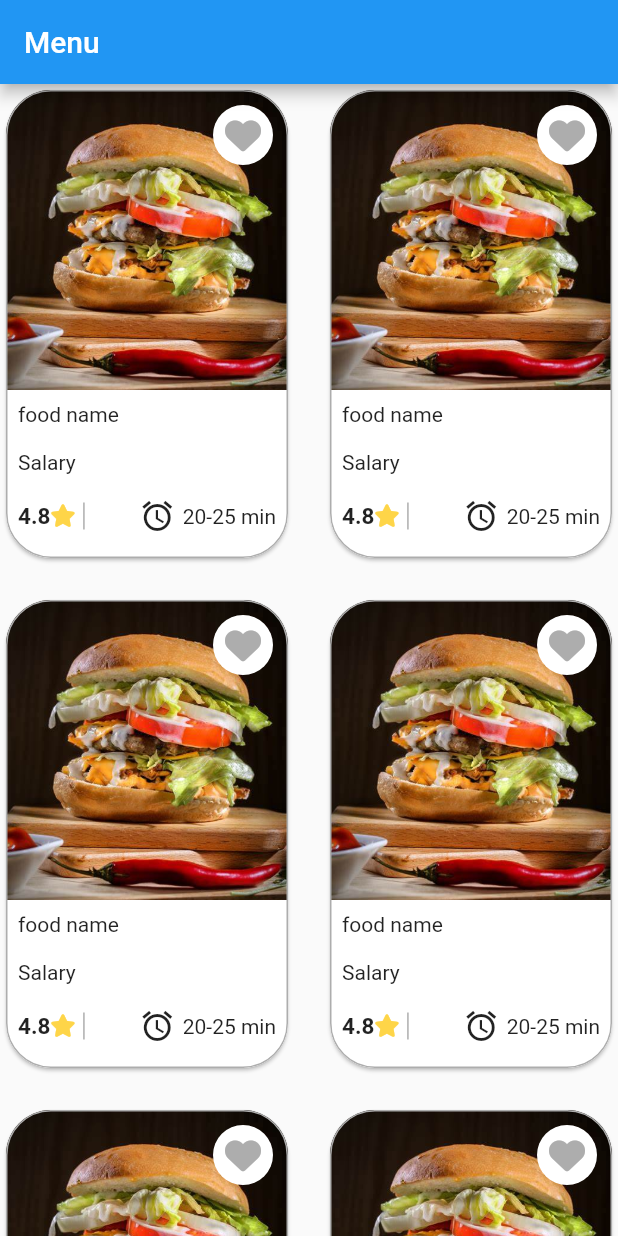
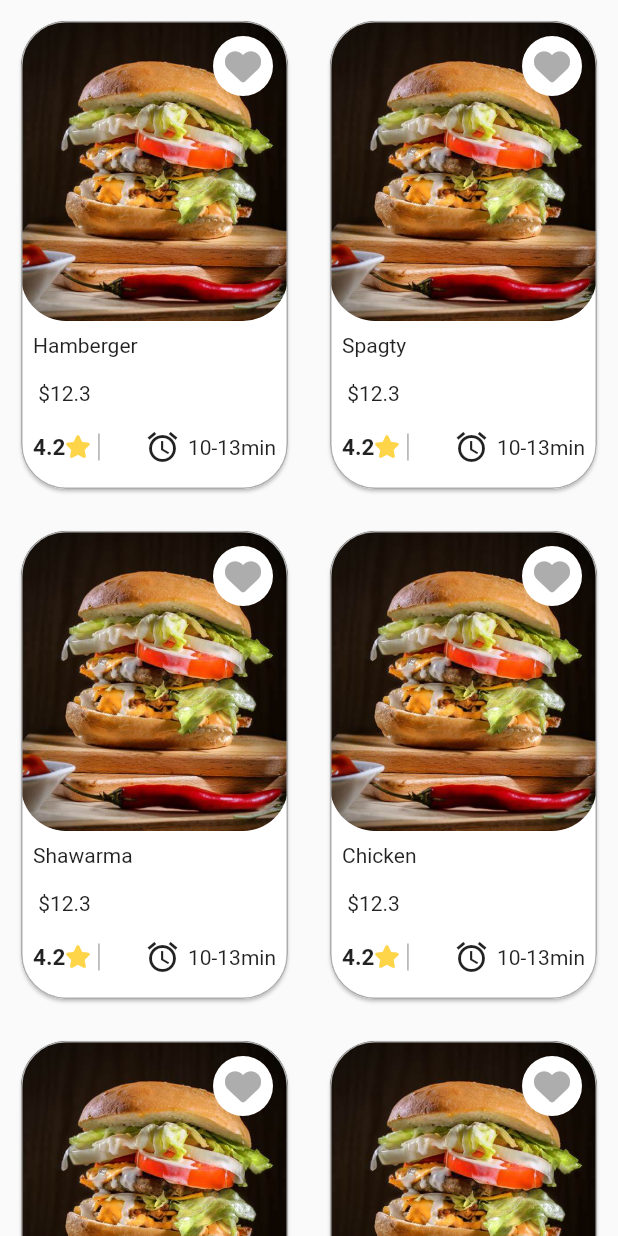
Before and after one commit to eng-mohamed-ibrahem/navigation, a Flutter app: the MyMenu screen opened directly, on a phone screen of 412 x 824 dp. Run offline on Flutter 3.47's test engine with Material 2 defaults, Android fonts, the phone set to English and light mode, and no system bars; our stand-ins replace country_code_picker, font_awesome_flutter, shared_preferences; accounts and stored records are empty.

Commit message:
adding menu page

```diff
--- a/lib/main.dart
+++ b/lib/main.dart
@@ -1,7 +1,6 @@
 import 'package:country_code_picker/country_code_picker.dart';
 import 'package:flutter/material.dart';
 import 'package:flutter_localizations/flutter_localizations.dart';
-import 'package:navigation/view/screens/menu.dart';
 import 'package:navigation/view/screens/splash_screen.dart';
 
 void main(List<String> args) {
@@ -17,7 +16,7 @@ void main(List<String> args) {
         GlobalWidgetsLocalizations.delegate,
       ],
       title: 'Navigation',
-      home: MyMenu(), // MyMenu SplashScreen
+      home: SplashScreen(), // MyMenu SplashScreen
     ),
   );
 }
--- a/lib/model/objects/food_item.dart
+++ b/lib/model/objects/food_item.dart
@@ -1,6 +1,19 @@
+class FoodItem {
+  bool isLiked;
+  final String name;
+  final double price;
+  final double rating;
+  final String imageUri;
+  final String time;
 
-class FoodItem{
-
+  FoodItem({
+    required this.imageUri,
+    required this.price,
+    required this.rating,
+    required this.time,
+    required this.name,
+    this.isLiked = false
+  });
 
 
 }
--- a/lib/view/components/customized_edit_form_text.dart
+++ b/lib/view/components/customized_edit_form_text.dart
@@ -20,9 +20,11 @@ class CustomizedTextFormField extends StatelessWidget {
   final bool? enabled;
   final bool? readOnly;
   final Widget? label;
+  final FloatingLabelBehavior? floatingLabelBehavior;
 
   const CustomizedTextFormField(
       {super.key,
+      this.floatingLabelBehavior,
       this.label,
       this.readOnly,
       this.hintText,
@@ -61,6 +63,7 @@ class CustomizedTextFormField extends StatelessWidget {
       decoration: InputDecoration(
         contentPadding: const EdgeInsets.all(20),
         labelText: labelText,
+        floatingLabelBehavior: floatingLabelBehavior,
         label: label,
         helperText: helperText,
         prefixIcon: prefixIcon,
--- a/lib/view/components/menu_item.dart
+++ b/lib/view/components/menu_item.dart
@@ -1,8 +1,16 @@
 import 'package:flutter/material.dart';
 import 'package:font_awesome_flutter/font_awesome_flutter.dart';
+import 'package:navigation/model/objects/food_item.dart';
 
-class MenuItem extends StatelessWidget {
-  const MenuItem({super.key});
+class MenuItem extends StatefulWidget {
+  FoodItem foodItem;
+  MenuItem({super.key, required this.foodItem});
+
+  @override
+  State<StatefulWidget> createState() => _MenuItemState();
+}
+
+class _MenuItemState extends State<MenuItem> {
 
   @override
   Widget build(BuildContext context) {
@@ -16,35 +24,53 @@ class MenuItem extends StatelessWidget {
       child: Column(
         crossAxisAlignment: CrossAxisAlignment.start,
         children: [
-          Stack(
+          ClipRRect(
+            borderRadius: BorderRadius.circular(30),
+            clipBehavior: Clip.antiAlias,
+            child: Stack(
               children: [
-              Image.asset(
-                'assets/images/humberger.jpg',
+                InkWell(
+                  onDoubleTap: () {
+                    setState(() {
+                      widget.foodItem.isLiked = !widget.foodItem.isLiked;
+                    });
+                  },
+                  child: Image.asset(
+                    widget.foodItem.imageUri,
                     width: 250,
                     height: 200,
                     fit: BoxFit.cover,
                   ),
-              const Positioned(
+                ),
+                Positioned(
                     right: 10,
                     top: 10,
                     child: InkWell(
+                      onTap: () {
+                        setState(() {
+                          widget.foodItem.isLiked = !widget.foodItem.isLiked;
+                        });
+                      },
                       child: CircleAvatar(
                         backgroundColor: Colors.white,
                         child: FaIcon(
                           FontAwesomeIcons.solidHeart,
-                        color: Color.fromRGBO(173, 173, 173, 1),
+                          color: widget.foodItem.isLiked
+                              ? Colors.red
+                              : const Color.fromRGBO(173, 173, 173, 1),
                         ),
                       ),
                     ))
               ],
             ),
-          const Padding(
-            padding: EdgeInsets.all(8.0),
-            child: Text('food name'),
           ),
-          const Padding(
-            padding: EdgeInsets.all(8.0),
-            child: Text('Salary'),
+          Padding(
+            padding: const EdgeInsets.all(8.0),
+            child: Text(widget.foodItem.name),
+          ),
+          Padding(
+            padding: const EdgeInsets.all(8.0),
+            child: Text(' \$${widget.foodItem.price}'),
           ),
           Padding(
             padding: const EdgeInsets.all(8.0),
@@ -60,13 +86,13 @@ class MenuItem extends StatelessWidget {
                     ),
                   ),
                   child: Row(
-                    children: const [
+                    children: [
                       Text(
-                        '4.8',
-                        style: TextStyle(
+                        widget.foodItem.rating.toString(),
+                        style: const TextStyle(
                             fontWeight: FontWeight.bold, fontSize: 15),
                       ),
-                      FaIcon(
+                      const FaIcon(
                         FontAwesomeIcons.solidStar,
                         size: 15,
                         color: Color.fromRGBO(254, 213, 72, 1),
@@ -81,7 +107,7 @@ class MenuItem extends StatelessWidget {
                 const SizedBox(
                   width: 5,
                 ),
-                const Text('20-25 min'),
+                Text(widget.foodItem.time),
               ],
             ),
           ),
--- /dev/null
+++ b/lib/view/navigation_bar_taps/menu.dart
@@ -0,0 +1,133 @@
+import 'package:flutter/material.dart';
+
+import '../../model/objects/food_item.dart';
+import '../components/menu_item.dart';
+
+class MyMenu extends StatefulWidget {
+  const MyMenu({super.key});
+
+  @override
+  State<MyMenu> createState() => _MyMenuState();
+}
+
+class _MyMenuState extends State<MyMenu> {
+  @override
+  Widget build(BuildContext context) {
+    return Scaffold(
+      body: GridView.builder(
+        padding: const EdgeInsets.all(10),
+        gridDelegate: const SliverGridDelegateWithMaxCrossAxisExtent(
+          crossAxisSpacing: 20,
+          mainAxisSpacing: 20,
+          maxCrossAxisExtent: 250,
+          mainAxisExtent: 320,
+        ),
+        itemBuilder: (context, index) {
+          return MenuItem(
+            foodItem: foodItem[index],
+          );
+        },
+        itemCount: foodItem.length,
+      ),
+    );
+  }
+}
+
+final List<FoodItem> foodItem = [
+  FoodItem(
+      imageUri: 'assets/images/humberger.jpg',
+      name: 'Hamberger',
+      price: 12.3,
+      rating: 4.2,
+      time: '10-13min'),
+  FoodItem(
+      imageUri: 'assets/images/humberger.jpg',
+      name: 'Spagty',
+      price: 12.3,
+      rating: 4.2,
+      time: '10-13min'),
+  FoodItem(
+      imageUri: 'assets/images/humberger.jpg',
+      name: 'Shawarma',
+      price: 12.3,
+      rating: 4.2,
+      time: '10-13min'),
+  FoodItem(
+      imageUri: 'assets/images/humberger.jpg',
+      name: 'Chicken',
+      price: 12.3,
+      rating: 4.2,
+      time: '10-13min'),
+  FoodItem(
+      imageUri: 'assets/images/humberger.jpg',
+      name: 'Meal',
+      price: 12.3,
+      rating: 4.2,
+      time: '10-13min'),
+  FoodItem(
+      imageUri: 'assets/images/humberger.jpg',
+      name: 'ducks',
+      price: 12.3,
+      rating: 4.2,
+      time: '10-13min'),
+  FoodItem(
+      imageUri: 'assets/images/humberger.jpg',
+      name: 'Hamberger',
+      price: 12.3,
+      rating: 4.2,
+      time: '10-13min'),
+  FoodItem(
+      imageUri: 'assets/images/humberger.jpg',
+      name: 'Hamberger',
+      price: 12.3,
+      rating: 4.2,
+      time: '10-13min'),
+  FoodItem(
+      imageUri: 'assets/images/humberger.jpg',
+      name: 'Hamberger',
+      price: 12.3,
+      rating: 4.2,
+      time: '10-13min'),
+  FoodItem(
+      imageUri: 'assets/images/humberger.jpg',
+      name: 'Hamberger',
+      price: 12.3,
+      rating: 4.2,
+      time: '10-13min'),
+  FoodItem(
+      imageUri: 'assets/images/humberger.jpg',
+      name: 'Hamberger',
+      price: 12.3,
+      rating: 4.2,
+      time: '10-13min'),
+  FoodItem(
+      imageUri: 'assets/images/humberger.jpg',
+      name: 'Hamberger',
+      price: 12.3,
+      rating: 4.2,
+      time: '10-13min'),
+  FoodItem(
+      imageUri: 'assets/images/humberger.jpg',
+      name: 'Hamberger',
+      price: 12.3,
+      rating: 4.2,
+      time: '10-13min'),
+  FoodItem(
+      imageUri: 'assets/images/humberger.jpg',
+      name: 'Hamberger',
+      price: 12.3,
+      rating: 4.2,
+      time: '10-13min'),
+  FoodItem(
+      imageUri: 'assets/images/humberger.jpg',
+      name: 'Hamberger',
+      price: 12.3,
+      rating: 4.2,
+      time: '10-13min'),
+  FoodItem(
+      imageUri: 'assets/images/humberger.jpg',
+      name: 'Hamberger',
+      price: 12.3,
+      rating: 4.2,
+      time: '10-13min'),
+];
--- a/lib/view/navigation_bar_taps/navigation_home_tap.dart
+++ /dev/null
@@ -1,11 +0,0 @@
-
-import 'package:flutter/material.dart';
-
- class HomePage extends StatelessWidget {
-  const HomePage({super.key});
-
-  @override
-  Widget build(BuildContext context) {
-    return const Center(child: Text('Home Tap'),);
-  }
-}
--- a/lib/view/navigation_bar_taps/navigation_profile_tap.dart
+++ b/lib/view/navigation_bar_taps/navigation_profile_tap.dart
@@ -33,7 +33,6 @@ class NavProfile extends StatelessWidget {
                     bottom: 0,
                     right: 0,
                     child: InkWell(
-                      borderRadius: BorderRadius.circular(5),
                       child: CircleAvatar(
                         backgroundColor: Colors.amber.shade700,
                         child:
@@ -48,44 +47,45 @@ class NavProfile extends StatelessWidget {
           const SizedBox(height: 50),
           CustomizedTextFormField(
             readOnly: true,
-            // enabled: false,
+            floatingLabelBehavior: FloatingLabelBehavior.always,
             hintText: '${user!.name}',
-            label: const Text('My Name'),
+            labelText: 'My Name',
           ),
           const SizedBox(height: 20),
           CustomizedTextFormField(
             readOnly: true,
-            // enabled: false,
+            floatingLabelBehavior: FloatingLabelBehavior.always,
             hintText: '${user!.email}',
             label: const Text('My Email'),
           ),
           const SizedBox(height: 20),
           CustomizedTextFormField(
-            // enabled: false,
             readOnly: true,
             hintText: '${user!.phone}',
             label: const Text('My Mobile Number'),
+            floatingLabelBehavior: FloatingLabelBehavior.always,
+
           ),
           const SizedBox(height: 20),
           CustomizedTextFormField(
-            // enabled: false,
             readOnly: true,
             hintText: '${user!.salary}',
+            floatingLabelBehavior: FloatingLabelBehavior.always,
             label: const Text('My Salary'),
           ),
           const SizedBox(height: 20),
           CustomizedTextFormField(
             readOnly: true,
-            // enabled: false,
             hintText: '${user!.lifeStory}',
+            floatingLabelBehavior: FloatingLabelBehavior.always,
             label: const Text('My Life Story'),
             maxLines: 5,
           ),
           const SizedBox(height: 20),
           CustomizedTextFormField(
             readOnly: true,
-            // enabled: false,
             hintText: '${user!.password}',
+            floatingLabelBehavior: FloatingLabelBehavior.always,
             label: const Text('My Password'),
           ),
         ],
--- a/lib/view/screens/menu.dart
+++ /dev/null
@@ -1,35 +0,0 @@
-import 'package:flutter/material.dart';
-
-import '../components/menu_item.dart';
-
-class MyMenu extends StatefulWidget {
-  const MyMenu({super.key});
-
-  @override
-  State<MyMenu> createState() => _MyMenuState();
-}
-
-class _MyMenuState extends State<MyMenu> {
-  @override
-  Widget build(BuildContext context) {
-    return Scaffold(
-      appBar: AppBar(
-        title: const Text('Menu'),
-      ),
-      body: GridView.builder(
-        gridDelegate: const SliverGridDelegateWithMaxCrossAxisExtent(
-          // childAspectRatio: 3 / 4,
-          crossAxisSpacing: 20,
-          mainAxisSpacing: 20,
-          maxCrossAxisExtent: 250,
-          mainAxisExtent: 320,
-        ),
-        itemBuilder: (context, index) {
-          return const MenuItem();
-        },
-        itemCount: 20,
-        addRepaintBoundaries: true,
-      ),
-    );
-  }
-}
--- a/lib/view/screens/navigation_bar.dart
+++ b/lib/view/screens/navigation_bar.dart
@@ -1,7 +1,8 @@
 import 'package:flutter/material.dart';
 import 'package:navigation/view/components/custom_drawer.dart';
 import 'package:navigation/view/navigation_bar_taps/navigation_profile_tap.dart';
-import 'package:navigation/view/screens/activity.dart';
+import 'package:navigation/view/navigation_bar_taps/activity.dart';
+import 'package:navigation/view/navigation_bar_taps/menu.dart';
 
 import '../../model/objects/user.dart';
 
@@ -14,10 +15,11 @@ class CustomNavigationBar extends StatefulWidget {
 }
 
 class _MyWidgetState extends State<CustomNavigationBar> {
+
   late List<Widget> taps;
   @override
   void initState() {
-    taps = [const Activity(), NavProfile(user: widget.user)];
+    taps = [const MyMenu(),const Activity(), NavProfile(user: widget.user)];
     super.initState();
   }
 
@@ -37,7 +39,9 @@ class _MyWidgetState extends State<CustomNavigationBar> {
       bottomNavigationBar: BottomNavigationBar(
         items: const [
           BottomNavigationBarItem(
-              icon: Icon(Icons.home_outlined), label: "Home"),
+              icon: Icon(Icons.home_outlined), label: "Menu"),
+          BottomNavigationBarItem(
+              icon: Icon(Icons.history), label: 'History'),
           BottomNavigationBarItem(
               icon: Icon(Icons.person_2_outlined), label: 'Me')
         ],
```
Also changed, not shown: lib/view/navigation_bar_taps/activity.dart (renamed from lib/view/screens/activity.dart). Lines whose indentation alone changed are shown as unchanged.
